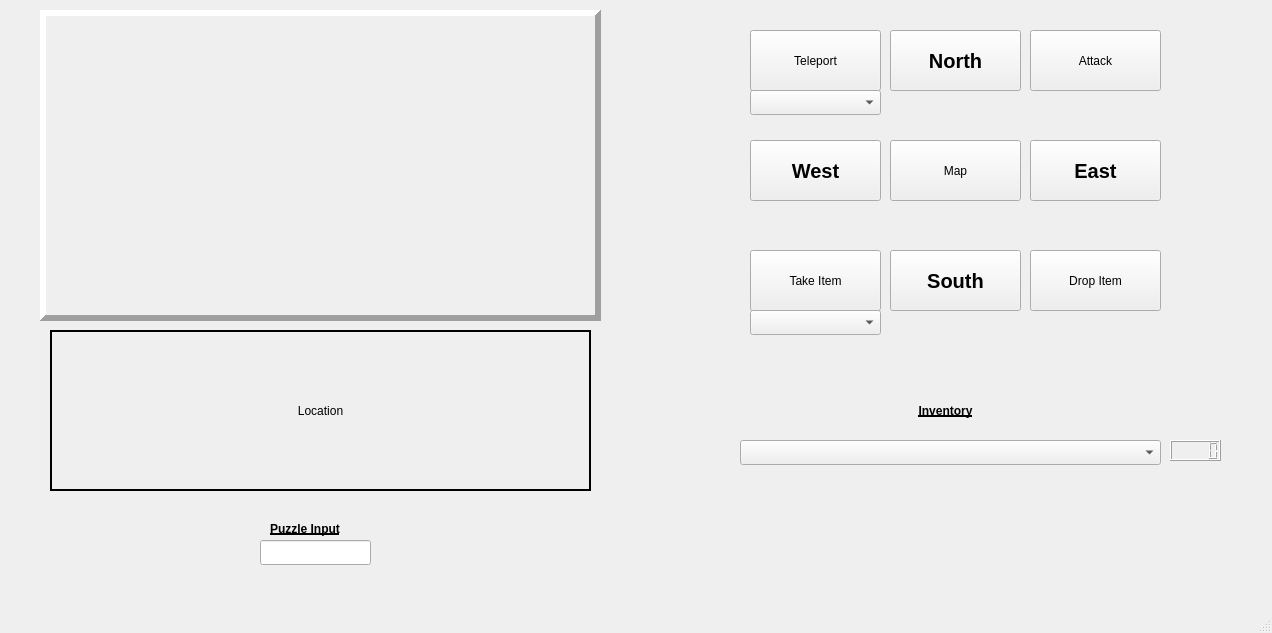
The window that 20278748ZorkProject/mainwindow.ui (TZajas/CS4076-Final-Project) describes before a commit, drawn with Qt 5.
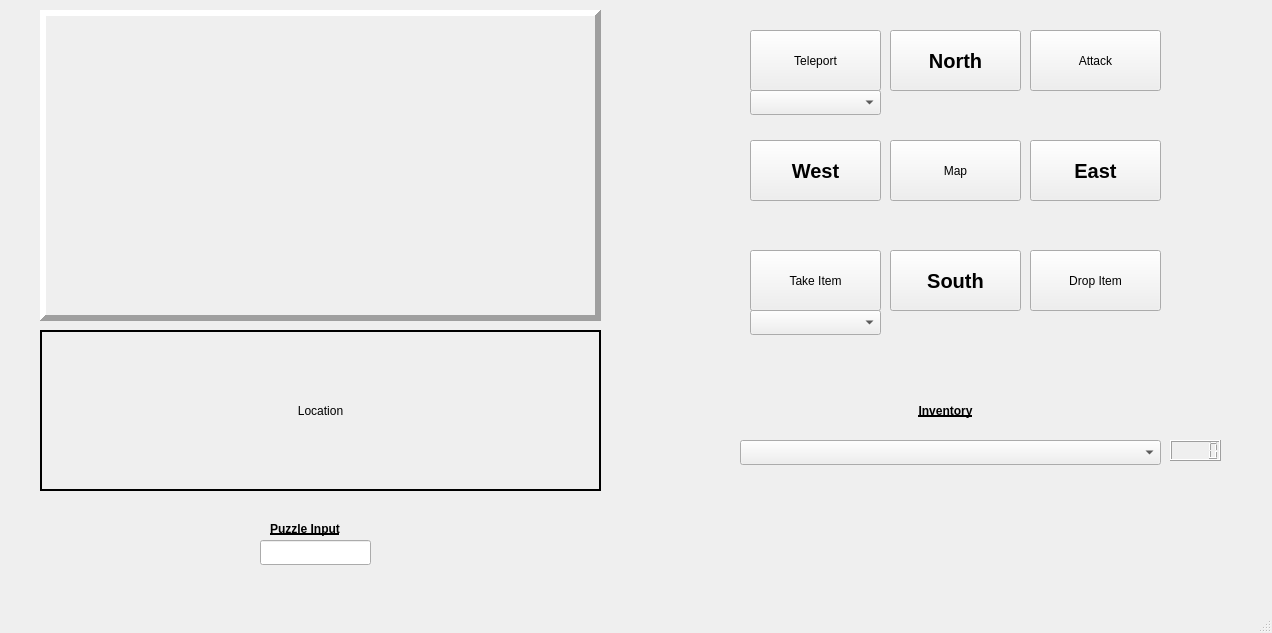
The same window after the commit.

Diff of the .ui file:
```diff
--- a/20278748ZorkProject/mainwindow.ui
+++ b/20278748ZorkProject/mainwindow.ui
@@ -2173,9 +2173,9 @@
    <widget class="QLabel" name="dir_label">
     <property name="geometry">
      <rect>
-      <x>50</x>
+      <x>40</x>
       <y>330</y>
-      <width>541</width>
+      <width>561</width>
       <height>161</height>
      </rect>
     </property>
```
